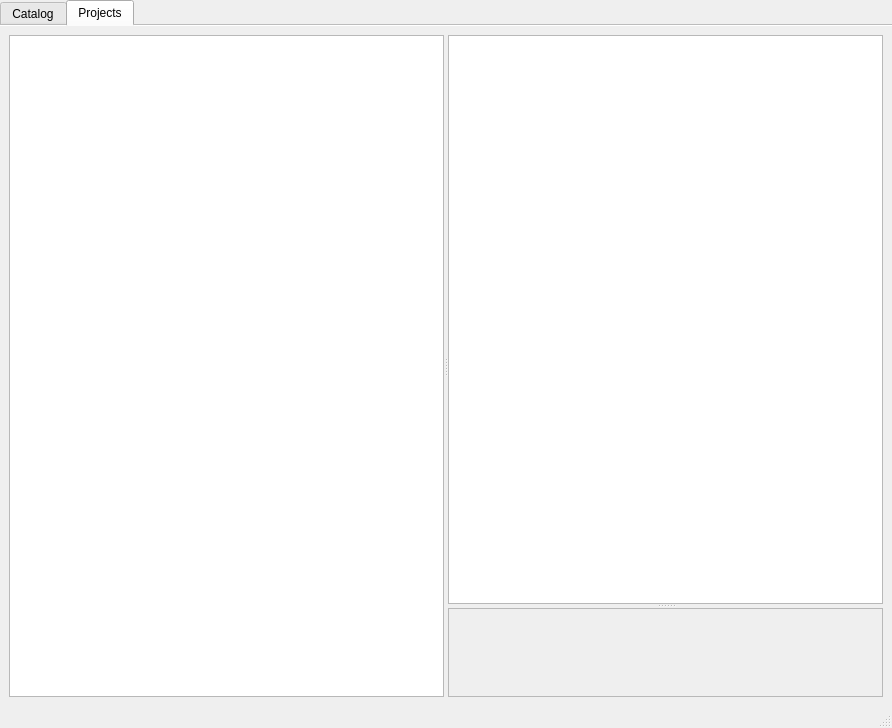
Old version of the form qt/ElPartsMain.ui in the repository abel-msk/PartsDB.
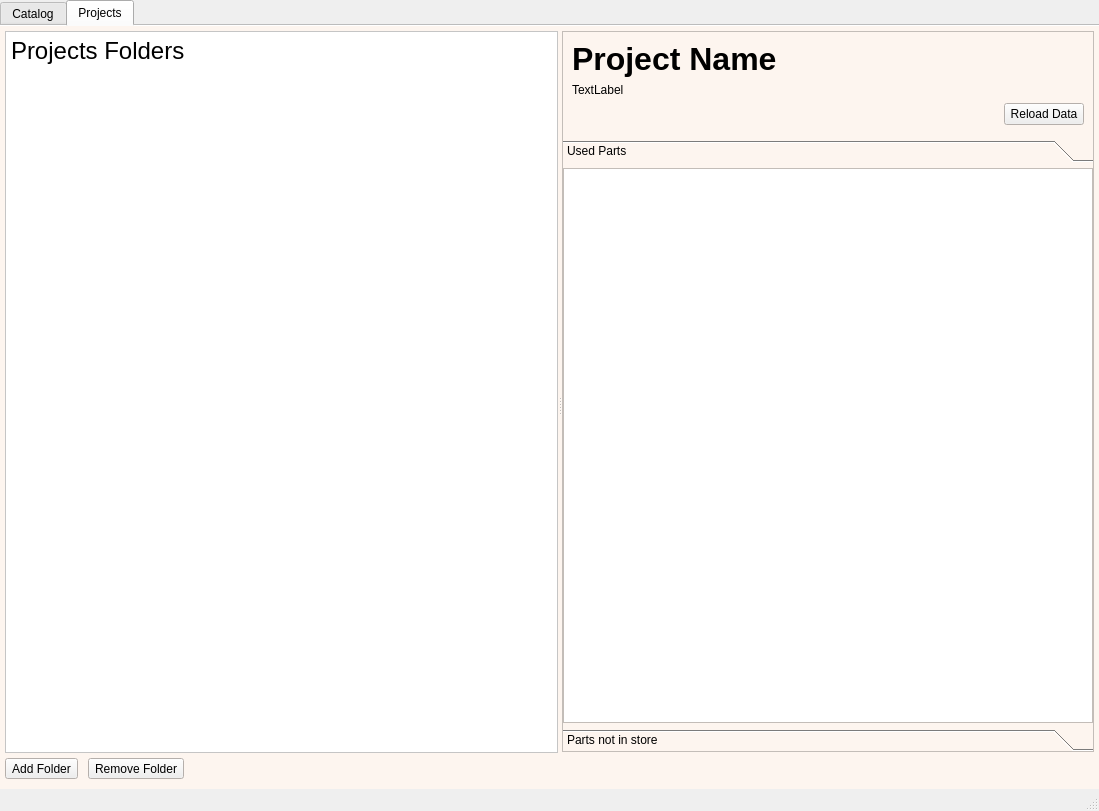
New version of the form. The open tabs and pages were chosen to show the change. Icons and pictures are not drawn.

Commit message:
Add plugin manager shell and project import schema
Introduce importer API scaffolding and a translated plugin dialog opened from Setup. Add URI-based project metadata, component positions, stock matches, and schema migration 4 to 5. Warn before unlinking imported components when deleting stock parts.

Include current UI, localization, resource generation, and build script updates.

Validation: 155 focused tests passed. Full suite: 268 of 270 passed; two drag-and-drop failures also reproduce without the import schema changes.

What changed in the file:
```diff
--- a/qt/ElPartsMain.ui
+++ b/qt/ElPartsMain.ui
@@ -6,8 +6,8 @@
    <rect>
     <x>0</x>
     <y>0</y>
-    <width>892</width>
-    <height>728</height>
+    <width>1099</width>
+    <height>811</height>
    </rect>
   </property>
   <property name="windowTitle">
@@ -569,29 +569,455 @@
        </layout>
       </widget>
       <widget class="QWidget" name="project_tab">
+       <property name="palette">
+        <palette>
+         <active>
+          <colorrole role="Base">
+           <brush brushstyle="SolidPattern">
+            <color alpha="255">
+             <red>255</red>
+             <green>255</green>
+             <blue>255</blue>
+            </color>
+           </brush>
+          </colorrole>
+          <colorrole role="Window">
+           <brush brushstyle="SolidPattern">
+            <color alpha="255">
+             <red>253</red>
+             <green>245</green>
+             <blue>239</blue>
+            </color>
+           </brush>
+          </colorrole>
+         </active>
+         <inactive>
+          <colorrole role="Base">
+           <brush brushstyle="SolidPattern">
+            <color alpha="255">
+             <red>255</red>
+             <green>255</green>
+             <blue>255</blue>
+            </color>
+           </brush>
+          </colorrole>
+          <colorrole role="Window">
+           <brush brushstyle="SolidPattern">
+            <color alpha="255">
+             <red>253</red>
+             <green>245</green>
+             <blue>239</blue>
+            </color>
+           </brush>
+          </colorrole>
+         </inactive>
+         <disabled>
+          <colorrole role="Base">
+           <brush brushstyle="SolidPattern">
+            <color alpha="255">
+             <red>253</red>
+             <green>245</green>
+             <blue>239</blue>
+            </color>
+           </brush>
+          </colorrole>
+          <colorrole role="Window">
+           <brush brushstyle="SolidPattern">
+            <color alpha="255">
+             <red>253</red>
+             <green>245</green>
+             <blue>239</blue>
+            </color>
+           </brush>
+          </colorrole>
+         </disabled>
+        </palette>
+       </property>
+       <property name="autoFillBackground">
+        <bool>true</bool>
+       </property>
+       <property name="styleSheet">
+        <string notr="true"/>
+       </property>
        <attribute name="title">
         <string>Projects</string>
        </attribute>
        <layout class="QHBoxLayout" name="horizontalLayout">
+        <property name="leftMargin">
+         <number>5</number>
+        </property>
+        <property name="topMargin">
+         <number>0</number>
+        </property>
+        <property name="rightMargin">
+         <number>5</number>
+        </property>
+        <property name="bottomMargin">
+         <number>5</number>
+        </property>
         <item>
          <widget class="QSplitter" name="splitter_2">
           <property name="orientation">
            <enum>Qt::Horizontal</enum>
           </property>
-          <widget class="QTreeView" name="projects_tree"/>
-          <widget class="QSplitter" name="splitter">
-           <property name="orientation">
-            <enum>Qt::Vertical</enum>
-           </property>
-           <widget class="QTableView" name="tableView"/>
-           <widget class="QFrame" name="frame">
-            <property name="frameShape">
-             <enum>QFrame::StyledPanel</enum>
+          <widget class="QWidget" name="verticalLayoutWidget_2">
+           <layout class="QVBoxLayout" name="proj_frm" stretch="1,0">
+            <property name="spacing">
+             <number>0</number>
             </property>
-            <property name="frameShadow">
-             <enum>QFrame::Raised</enum>
+            <property name="topMargin">
+             <number>5</number>
             </property>
-           </widget>
+            <property name="bottomMargin">
+             <number>5</number>
+            </property>
+            <item>
+             <widget class="QFrame" name="tree_frm">
+              <property name="palette">
+               <palette>
+                <active>
+                 <colorrole role="Base">
+                  <brush brushstyle="SolidPattern">
+                   <color alpha="255">
+                    <red>255</red>
+                    <green>255</green>
+                    <blue>255</blue>
+                   </color>
+                  </brush>
+                 </colorrole>
+                 <colorrole role="Window">
+                  <brush brushstyle="SolidPattern">
+                   <color alpha="255">
+                    <red>255</red>
+                    <green>255</green>
+                    <blue>255</blue>
+                   </color>
+                  </brush>
+                 </colorrole>
+                </active>
+                <inactive>
+                 <colorrole role="Base">
+                  <brush brushstyle="SolidPattern">
+                   <color alpha="255">
+                    <red>255</red>
+                    <green>255</green>
+                    <blue>255</blue>
+                   </color>
+                  </brush>
+                 </colorrole>
+                 <colorrole role="Window">
+                  <brush brushstyle="SolidPattern">
+                   <color alpha="255">
+                    <red>255</red>
+                    <green>255</green>
+                    <blue>255</blue>
+                   </color>
+                  </brush>
+                 </colorrole>
+                </inactive>
+                <disabled>
+                 <colorrole role="Base">
+                  <brush brushstyle="SolidPattern">
+                   <color alpha="255">
+                    <red>255</red>
+                    <green>255</green>
+                    <blue>255</blue>
+                   </color>
+                  </brush>
+                 </colorrole>
+                 <colorrole role="Window">
+                  <brush brushstyle="SolidPattern">
+                   <color alpha="255">
+                    <red>255</red>
+                    <green>255</green>
+                    <blue>255</blue>
+                   </color>
+                  </brush>
+                 </colorrole>
+                </disabled>
+               </palette>
+              </property>
+              <property name="autoFillBackground">
+               <bool>true</bool>
+              </property>
+              <property name="frameShape">
+               <enum>QFrame::StyledPanel</enum>
+              </property>
+              <property name="frameShadow">
+               <enum>QFrame::Raised</enum>
+              </property>
+              <layout class="QVBoxLayout" name="verticalLayout_2">
+               <property name="leftMargin">
+                <number>5</number>
+               </property>
+               <property name="topMargin">
+                <number>5</number>
+               </property>
+               <property name="rightMargin">
+                <number>5</number>
+               </property>
+               <property name="bottomMargin">
+                <number>5</number>
+               </property>
+               <item>
+                <widget class="QLabel" name="label">
+                 <property name="font">
+                  <font>
+                   <pointsize>18</pointsize>
+                  </font>
+                 </property>
+                 <property name="text">
+                  <string>Projects Folders</string>
+                 </property>
+                </widget>
+               </item>
+               <item>
+                <widget class="QTreeView" name="treeView">
+                 <property name="frameShape">
+                  <enum>QFrame::NoFrame</enum>
+                 </property>
+                 <property name="frameShadow">
+                  <enum>QFrame::Plain</enum>
+                 </property>
+                </widget>
+               </item>
+              </layout>
+             </widget>
+            </item>
+            <item>
+             <layout class="QGridLayout" name="proj_ctrl">
+              <property name="leftMargin">
+               <number>0</number>
+              </property>
+              <property name="topMargin">
+               <number>5</number>
+              </property>
+              <property name="rightMargin">
+               <number>0</number>
+              </property>
+              <property name="bottomMargin">
+               <number>0</number>
+              </property>
+              <property name="spacing">
+               <number>0</number>
+              </property>
+              <item row="0" column="1">
+               <spacer name="horizontalSpacer_6">
+                <property name="orientation">
+                 <enum>Qt::Horizontal</enum>
+                </property>
+                <property name="sizeType">
+                 <enum>QSizePolicy::Fixed</enum>
+                </property>
+                <property name="sizeHint" stdset="0">
+                 <size>
+                  <width>10</width>
+                  <height>20</height>
+                 </size>
+                </property>
+               </spacer>
+              </item>
+              <item row="0" column="0">
+               <widget class="QToolButton" name="toolButton">
+                <property name="text">
+                 <string>Add Folder</string>
+                </property>
+               </widget>
+              </item>
+              <item row="0" column="2">
+               <widget class="QToolButton" name="toolButton_2">
+                <property name="text">
+                 <string>Remove Folder</string>
+                </property>
+               </widget>
+              </item>
+              <item row="0" column="3">
+               <spacer name="horizontalSpacer_5">
+                <property name="orientation">
+                 <enum>Qt::Horizontal</enum>
+                </property>
+                <property name="sizeHint" stdset="0">
+                 <size>
+                  <width>40</width>
+                  <height>20</height>
+                 </size>
+                </property>
+               </spacer>
+              </item>
+             </layout>
+            </item>
+           </layout>
+          </widget>
+          <widget class="QWidget" name="verticalLayoutWidget_3">
+           <layout class="QVBoxLayout" name="details_frm" stretch="1,0">
+            <property name="topMargin">
+             <number>5</number>
+            </property>
+            <item>
+             <widget class="QFrame" name="det_frm">
+              <property name="frameShape">
+               <enum>QFrame::StyledPanel</enum>
+              </property>
+              <property name="frameShadow">
+               <enum>QFrame::Raised</enum>
+              </property>
+              <layout class="QVBoxLayout" name="verticalLayout_6" stretch="0,1">
+               <property name="leftMargin">
+                <number>0</number>
+               </property>
+               <property name="topMargin">
+                <number>0</number>
+               </property>
+               <property name="rightMargin">
+                <number>0</number>
+               </property>
+               <property name="bottomMargin">
+                <number>0</number>
+               </property>
+               <item>
+                <widget class="QFrame" name="frame">
+                 <property name="frameShape">
+                  <enum>QFrame::NoFrame</enum>
+                 </property>
+                 <property name="frameShadow">
+                  <enum>QFrame::Raised</enum>
+                 </property>
+                 <layout class="QGridLayout" name="gridLayout_5" rowstretch="0,0,0,0" columnstretch="1,0">
+                  <item row="2" column="0" colspan="2">
+                   <widget class="QLabel" name="label_3">
+                    <property name="text">
+                     <string>TextLabel</string>
+                    </property>
+                   </widget>
+                  </item>
+                  <item row="1" column="0" colspan="2">
+                   <widget class="QLabel" name="d_prj_name">
+                    <property name="font">
+                     <font>
+                      <pointsize>24</pointsize>
+                      <weight>75</weight>
+                      <bold>true</bold>
+                     </font>
+                    </property>
+                    <property name="text">
+                     <string>Project Name</string>
+                    </property>
+                   </widget>
+                  </item>
+                  <item row="3" column="1">
+                   <widget class="QPushButton" name="d_prj_reload_cmd">
+                    <property name="text">
+                     <string>Reload Data</string>
+                    </property>
+                   </widget>
+                  </item>
+                 </layout>
+                </widget>
+               </item>
+               <item>
+                <widget class="QToolBox" name="prj_parts">
+                 <property name="frameShape">
+                  <enum>QFrame::NoFrame</enum>
+                 </property>
+                 <property name="frameShadow">
+                  <enum>QFrame::Sunken</enum>
+                 </property>
+                 <property name="currentIndex">
+                  <number>1</number>
+                 </property>
+                 <widget class="QWidget" name="prj_parts_lt1">
+                  <property name="geometry">
+                   <rect>
+                    <x>0</x>
+                    <y>0</y>
+                    <width>85</width>
+                    <height>78</height>
+                   </rect>
+                  </property>
+                  <attribute name="label">
+                   <string>Used Parts</string>
+                  </attribute>
+                  <layout class="QVBoxLayout" name="verticalLayout_4">
+                   <property name="leftMargin">
+                    <number>0</number>
+                   </property>
+                   <property name="topMargin">
+                    <number>0</number>
+                   </property>
+                   <property name="rightMargin">
+                    <number>0</number>
+                   </property>
+                   <property name="bottomMargin">
+                    <number>0</number>
+                   </property>
+                   <item>
+                    <widget class="QTableView" name="prj_parts_all">
+                     <property name="frameShape">
+                      <enum>QFrame::StyledPanel</enum>
+                     </property>
+                     <property name="frameShadow">
+                      <enum>QFrame::Sunken</enum>
+                     </property>
+                    </widget>
+                   </item>
+                  </layout>
+                 </widget>
+                 <widget class="QWidget" name="prj_parts_lt2">
+                  <property name="geometry">
+                   <rect>
+                    <x>0</x>
+                    <y>0</y>
+                    <width>539</width>
+                    <height>480</height>
+                   </rect>
+                  </property>
+                  <attribute name="label">
+                   <string>Parts not in store</string>
+                  </attribute>
+                  <layout class="QVBoxLayout" name="verticalLayout_7">
+                   <property name="leftMargin">
+                    <number>0</number>
+                   </property>
+                   <property name="topMargin">
+                    <number>0</number>
+                   </property>
+                   <property name="rightMargin">
+                    <number>0</number>
+                   </property>
+                   <property name="bottomMargin">
+                    <number>0</number>
+                   </property>
+                   <item>
+                    <widget class="QTableView" name="tableView_2">
+                     <property name="frameShape">
+                      <enum>QFrame::StyledPanel</enum>
+                     </property>
+                    </widget>
+                   </item>
+                  </layout>
+                 </widget>
+                </widget>
+               </item>
+              </layout>
+             </widget>
+            </item>
+            <item>
+             <spacer name="verticalSpacer">
+              <property name="orientation">
+               <enum>Qt::Vertical</enum>
+              </property>
+              <property name="sizeType">
+               <enum>QSizePolicy::Fixed</enum>
+              </property>
+              <property name="sizeHint" stdset="0">
+               <size>
+                <width>20</width>
+                <height>32</height>
+               </size>
+              </property>
+             </spacer>
+            </item>
+           </layout>
           </widget>
          </widget>
         </item>
```
Left out of the diff: 30 changed lines with no effect on the pictures. The commit also changes 45 other files.
